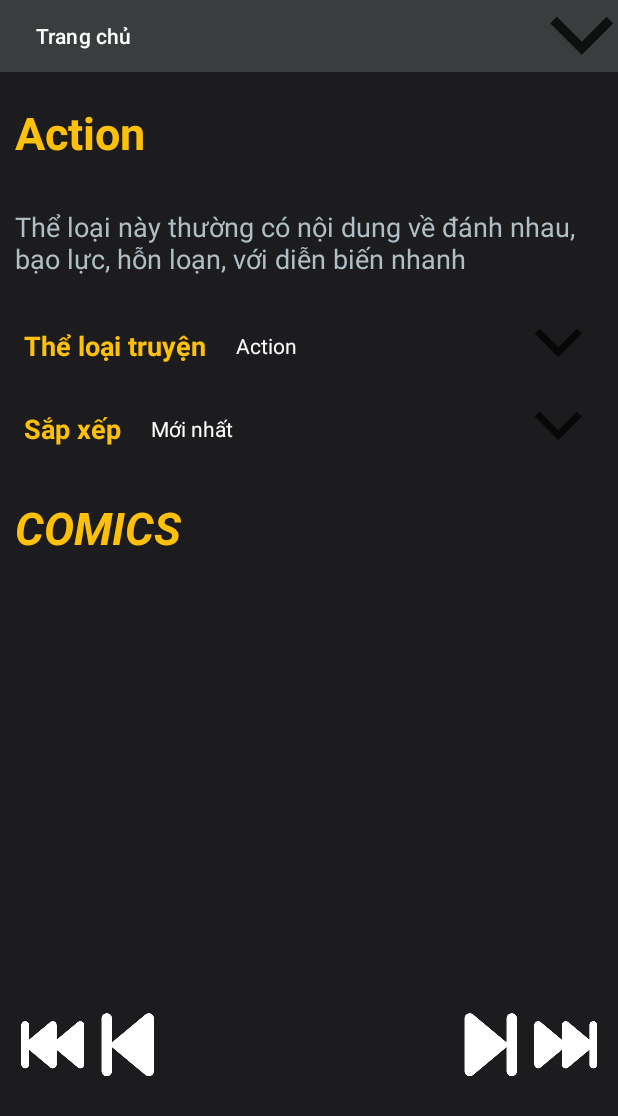
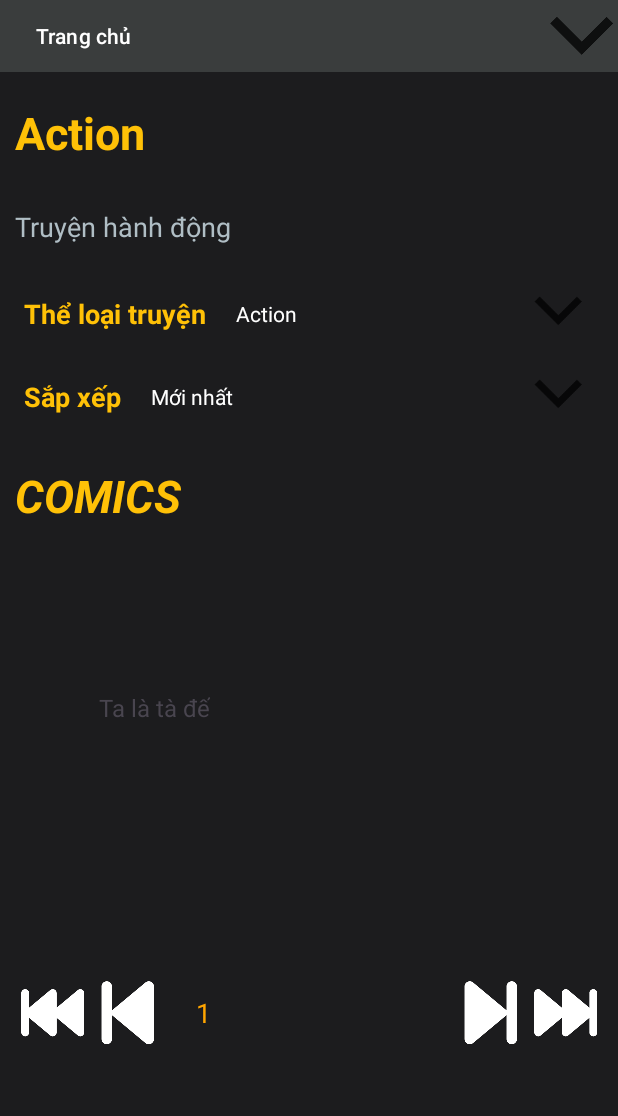
Before and after one commit to Toilahvu/DALTUD2, an Android app: the searchComicsByTag screen opened directly, with no data from a screen before it, on a phone screen of 412 x 824 dp, the part 120-1236 px from its top. Run offline under Robolectric (Android 15) with nearby library versions, the phone set to English and light mode, and no system bars.

Commit message:
tính năng searhbyTag
xong tính năng này

```diff
--- a/app/src/main/java/com/example/daltud2/Control/DataBaseSQLLite.java
+++ b/app/src/main/java/com/example/daltud2/Control/DataBaseSQLLite.java
@@ -8,7 +8,6 @@ import android.database.sqlite.SQLiteDatabase;
 import android.database.sqlite.SQLiteOpenHelper;
 import android.util.Log;
 
-import androidx.annotation.Nullable;
 import java.util.Random;
 import com.example.daltud2.Model.NguoiDung;
 
@@ -16,7 +15,7 @@ import java.io.File;
 
 public class DataBaseSQLLite extends SQLiteOpenHelper {
     private static final String DATABASE_NAME = "webDocTruyen";
-    private static final int DATABASE_VERSION = 2;
+    private static final int DATABASE_VERSION = 3;
 
     // Constructor có tham số tên cơ sở dữ liệu
     public DataBaseSQLLite(Context context, String name, SQLiteDatabase.CursorFactory factory, int version) {
@@ -51,15 +50,15 @@ public class DataBaseSQLLite extends SQLiteOpenHelper {
         db.execSQL(createAdminTable);
 
         // Tạo bảng truyen
-        String createTruyenTable = "CREATE TABLE IF NOT EXISTS truyen (" +
-                "idTruyen VARCHAR(50) PRIMARY KEY," +
-                "tenTruyen VARCHAR(255) NOT NULL," +
-                "tenTacGia VARCHAR(255)," +
-                "luotXem INT,"+
-                "luotTheoDoi,"+
-                "ngayPhatHanh DATE," +
-                "moTaTruyen TEXT," +
-                "urlAnhBia VARCHAR(255)" +
+        String createTruyenTable = "CREATE TABLE IF NOT EXISTS truyen (\n" +
+                "    idTruyen VARCHAR(50) PRIMARY KEY,\n" +
+                "    tenTruyen VARCHAR(255) NOT NULL,\n" +
+                "    tenTacGia VARCHAR(255),\n" +
+                "    luotXem INT,\n" +
+                "    luotTheoDoi INT,\n" +
+                "    ngayPhatHanh DATE,\n" +
+                "    moTaTruyen TEXT,\n" +
+                "    urlAnhBia VARCHAR(255)\n" +
                 ");";
         db.execSQL(createTruyenTable);
 
@@ -363,8 +362,8 @@ public class DataBaseSQLLite extends SQLiteOpenHelper {
 
     //Select truyện có từ khoá giống
     public Cursor searchComics(SQLiteDatabase db, String tv_comicSearch) {
-        String query = "SELECT * FROM truyen WHERE tenTruyen LIKE '%" + tv_comicSearch + "%' OR tenTacGia LIKE '%" + tv_comicSearch + "%'";
-        return db.rawQuery(query, null);
+        String query = "SELECT * FROM truyen WHERE tenTruyen LIKE ? OR tenTacGia LIKE ?";
+        return db.rawQuery(query, new String[]{"%" + tv_comicSearch + "%", "%" + tv_comicSearch + "%"});
     }
 
     public Cursor searchComicsByTag(SQLiteDatabase db, String tv_Tag) {
@@ -454,4 +453,9 @@ public class DataBaseSQLLite extends SQLiteOpenHelper {
         }
     }
 
+    public Cursor getTagsComics(SQLiteDatabase db){
+        String query = "SELECT * FROM address";
+        return db.rawQuery(query, null);
+    }
+
 }
--- a/app/src/main/java/com/example/daltud2/Control/GenericCustomSpinnerAdapter.java
+++ b/app/src/main/java/com/example/daltud2/Control/GenericCustomSpinnerAdapter.java
@@ -18,8 +18,8 @@ import java.util.List;
 
 public class GenericCustomSpinnerAdapter<T> extends ArrayAdapter<T> {
 
-    private int resource; // Layout resource tùy chỉnh cho spinner
-    private Context context;
+    private final int resource; // Layout resource tùy chỉnh cho spinner
+    private final Context context;
     private boolean isNotWhite = true;
 
     public GenericCustomSpinnerAdapter(@NonNull Context context, int resource, @NonNull List<T> objects) {
--- a/app/src/main/java/com/example/daltud2/View/searchComicsByTag.java
+++ b/app/src/main/java/com/example/daltud2/View/searchComicsByTag.java
@@ -2,6 +2,7 @@ package com.example.daltud2.View;
 
 import android.annotation.SuppressLint;
 import android.database.Cursor;
+import android.database.sqlite.SQLiteDatabase;
 import android.graphics.Color;
 import android.os.Bundle;
 import android.util.Log;
@@ -21,6 +22,7 @@ import androidx.core.view.ViewCompat;
 import androidx.core.view.WindowInsetsCompat;
 import androidx.recyclerview.widget.RecyclerView;
 
+import com.example.daltud2.Control.ComicAdapter;
 import com.example.daltud2.Control.DataBaseSQLLite;
 import com.example.daltud2.Control.GenericCustomSpinnerAdapter;
 import com.example.daltud2.Control.HeaderView;
@@ -32,7 +34,9 @@ import com.example.daltud2.R;
 
 import java.util.ArrayList;
 import java.util.Arrays;
+import java.util.Comparator;
 import java.util.List;
+import java.util.Objects;
 
 public class searchComicsByTag extends AppCompatActivity {
 
@@ -46,8 +50,6 @@ public class searchComicsByTag extends AppCompatActivity {
     private GenericCustomSpinnerAdapter tagComicsAdapter;
     GenericCustomSpinnerAdapter<String> sortAdapter;
 
-
-
     private TextView previousPageNumber, tv4;
     private ImageButton btnBackwardStep, btnForwardStep, btnForwardFast, btnBackwardFast;
     private LinearLayout pageNumbersLayout;
@@ -56,12 +58,14 @@ public class searchComicsByTag extends AppCompatActivity {
 
     private TextView tv_category;
     private TextView tv_selected;
-
     private DataBaseSQLLite dataBaseSQLLite;
 
     private final List<List<Truyen>> pageDataList = new ArrayList<>();
     private List<Truyen> truyenList = new ArrayList<>();
     private boolean isNotWhite = true;
+
+    private String tagComics = "Action";
+    private String sortComics = "Mới nhất";
     //endregion
     @Override
     protected void onCreate(Bundle savedInstanceState) {
@@ -74,9 +78,9 @@ public class searchComicsByTag extends AppCompatActivity {
             return insets;
         });
 
+        declareVal();
+        ComicList(tagComics,sortComics,20);
 
-        // Initialize views
-        declareVal();
         tagComicsAdapter = new GenericCustomSpinnerAdapter(this,R.layout.item_selected,getListCategory());
         spinnerTag.setAdapter(tagComicsAdapter);
         sortAdapter = new GenericCustomSpinnerAdapter<>(this, R.layout.item_selected, sortOptions);
@@ -128,14 +132,6 @@ public class searchComicsByTag extends AppCompatActivity {
             @Override
             public void onSearchButtonClicked() {
             }
-
-            @Override
-            public void onSearchComicsClicked(String query) {
-            }
-
-            @Override
-            public void onHomeButtonClicked() {
-            }
         });
 
         bodyViewByTag.setDataProvider(new bodyView.dataProvide() {
@@ -151,12 +147,13 @@ public class searchComicsByTag extends AppCompatActivity {
                 tagComics selectedTag = (tagComics) tagComicsAdapter.getItem(i);
 
                 if (selectedTag != null) {
+                    tagComics = selectedTag.getName();
                     tagTitle.setText(selectedTag.getName());
                     tagDescription.setText(selectedTag.getDescription());
                     Toast.makeText(searchComicsByTag.this, selectedTag.getName(), Toast.LENGTH_SHORT).show();
+
+                    ComicList(tagComics, sortComics, 20);
                 }
-
-                getComicTag(selectedTag.getName());
             }
 
             @Override
@@ -168,25 +165,8 @@ public class searchComicsByTag extends AppCompatActivity {
         spinnerSort.setOnItemSelectedListener(new AdapterView.OnItemSelectedListener() {
             @Override
             public void onItemSelected(AdapterView<?> parent, View view, int i, long l) {
-                String selectedOption = sortOptions.get(i);
-                Toast.makeText(getApplicationContext(), selectedOption, Toast.LENGTH_SHORT).show();
-                if (selectedOption.equals("Mới nhất")) {
-                    /**
-                     * lay cai ma vi du Newest đi rồi tạo hàm dựa vào mã dể call database và tạo bảng truyện có thời gian mới nhất
-                     */
-                } else if (selectedOption.equals("Cũ nhất")) {
-                    /**
-                     * lay cai ma vi du Newest đi rồi tạo hàm dựa vào mã dể call database và tạo bảng truyện có thời gian cũ nhất
-                     */
-                } else if (selectedOption.equals("Lượt xem giảm dần")) {
-                    /**
-                     * lay cai ma vi du Newest đi rồi tạo hàm dựa vào mã dể call database và tạo bảng truyện có view nhiều rồi giảm dần
-                     */
-                } else if (selectedOption.equals("Lượt xem tăng dần")) {
-                    /**
-                     * lay cai ma vi du Newest đi rồi tạo hàm dựa vào mã dể call database và tạo bảng truyện có view ít nhất rồi tăng dần
-                     */
-                }
+                sortComics = sortOptions.get(i);
+                ComicList(tagComics, sortComics, 20);
             }
 
             @Override
@@ -194,8 +174,6 @@ public class searchComicsByTag extends AppCompatActivity {
 
             }
         });
-
-
     }
 
 
@@ -221,23 +199,37 @@ public class searchComicsByTag extends AppCompatActivity {
 
     }
 
+    @SuppressLint("NotifyDataSetChanged")
+    private void ComicList(String tag, String type, int nums){
+        getComicTag(tag);
+        sortComicsBy(type);
+        createPageData(nums);
+
+        //khi chạy lần đầu thì nó sẽ ko sự thay đổi , nên chắc chắn lỗi, làm thêm cái kiểm tra
+        if (ListComic.getAdapter() != null) {
+            ((ComicAdapter) ListComic.getAdapter()).updateData(truyenList);
+        }
+    }
+
     private void getComicTag(String tag){
-        // lấy dữ liệu rồi tìm thông qua searchText
         if (dataBaseSQLLite == null) {
             dataBaseSQLLite = new DataBaseSQLLite(this, null, null, 1);
         }
 
         Cursor cursor = dataBaseSQLLite.searchComicsByTag(dataBaseSQLLite.getReadableDatabase(),tag);
         if (cursor != null) {
+            truyenList.clear();
             while (cursor.moveToNext()) {
                 @SuppressLint("Range") String idTruyen = cursor.getString(cursor.getColumnIndex("idTruyen"));
                 @SuppressLint("Range") String tenTruyen = cursor.getString(cursor.getColumnIndex("tenTruyen"));
                 @SuppressLint("Range") String tenTacGia = cursor.getString(cursor.getColumnIndex("tenTacGia"));
+                @SuppressLint("Range") int luotXem = cursor.getInt(cursor.getColumnIndex("luotXem"));
+                @SuppressLint("Range") int luotTheoDoi = cursor.getInt(cursor.getColumnIndex("luotTheoDoi"));
                 @SuppressLint("Range") String ngayPhatHanh = cursor.getString(cursor.getColumnIndex("ngayPhatHanh"));
                 @SuppressLint("Range") String moTaTruyen = cursor.getString(cursor.getColumnIndex("moTaTruyen"));
                 @SuppressLint("Range") String urlAnhBia = cursor.getString(cursor.getColumnIndex("urlAnhBia"));
 
-                truyenList.add(new Truyen(idTruyen,tenTruyen,tenTacGia,ngayPhatHanh,moTaTruyen,urlAnhBia));
+                truyenList.add(new Truyen(idTruyen, tenTruyen, tenTacGia, luotXem, luotTheoDoi, ngayPhatHanh, moTaTruyen, urlAnhBia));
                 Log.d("Ten truyen", "Name: " + tenTruyen);
                 Log.d("Ten truyen", "Name: " + tenTacGia);
             }
@@ -247,14 +239,13 @@ public class searchComicsByTag extends AppCompatActivity {
     }
 
     private void sortComicsBy(String type){
-        // Sắp xếp dựa trên tiêu chí
         switch (type) {
             case "Mới nhất":
                 truyenList.sort((truyen1, truyen2) -> truyen2.getNgayPhatHanh().compareTo(truyen1.getNgayPhatHanh()));
                 break;
 
             case "Cũ nhất":
-                truyenList.sort((truyen1, truyen2) -> truyen1.getNgayPhatHanh().compareTo(truyen2.getNgayPhatHanh()));
+                truyenList.sort(Comparator.comparing(Truyen::getNgayPhatHanh));
                 break;
 
             case "Lượt xem giảm dần":
@@ -262,19 +253,17 @@ public class searchComicsByTag extends AppCompatActivity {
                 break;
 
             case "Lượt xem tăng dần":
-                truyenList.sort((truyen1, truyen2) -> Integer.compare(truyen1.getSoLuotTheoDoi(), truyen2.getSoLuotTheoDoi()));
+                truyenList.sort(Comparator.comparingInt(Truyen::getSoLuotTheoDoi));
                 break;
 
             default:
                 Log.d("SortComicsBy", "Tiêu chí sắp xếp không hợp lệ: " + type);
                 return;
         }
-
-        createSampleData(20);
-        ListComic.getAdapter().notifyDataSetChanged();
+        Log.d("sortComicsBy", "Sorted comics by: " + type);
     }
 
-    private void createSampleData(int numItems) {
+    private void createPageData(int numItems) {
         pageDataList.clear();
         int startIndex = 0;
         while (startIndex < truyenList.size()) {
@@ -285,30 +274,26 @@ public class searchComicsByTag extends AppCompatActivity {
         }
     }
 
-    private List<tagComics> getListCategory(){
-        List<tagComics> tagcomics = new ArrayList<>();
-        tagcomics.add(new tagComics("Action", "Thể loại này thường có nội dung về đánh nhau, bạo lực, hỗn loạn, với diễn biến nhanh"));
-        tagcomics.add(new tagComics("Adventure", "Thể loại này tập trung vào các chuyến phiêu lưu và thám hiểm."));
-        tagcomics.add(new tagComics("Anime", "Thể loại liên quan đến phong cách hoạt hình Nhật Bản."));
-        tagcomics.add(new tagComics("Chuyển Sinh", "Thể loại mà nhân vật chính được chuyển sinh hoặc tái sinh sang thế giới khác."));
-        tagcomics.add(new tagComics("Cổ Đại", "Thể loại lấy bối cảnh trong thời kỳ lịch sử xa xưa."));
-        tagcomics.add(new tagComics("Comedy", "Thể loại hài hước với nội dung nhẹ nhàng và gây cười."));
-        tagcomics.add(new tagComics("Comic", "Thể loại truyện tranh tổng hợp từ nhiều chủ đề khác nhau."));
-        tagcomics.add(new tagComics("Demons", "Thể loại liên quan đến quỷ và các sinh vật siêu nhiên."));
-        tagcomics.add(new tagComics("Detective", "Thể loại truyện điều tra, phá án và các vụ án bí ẩn."));
-        tagcomics.add(new tagComics("Doujinshi", "Thể loại truyện tự sáng tác của người hâm mộ dựa trên các tác phẩm gốc."));
-        tagcomics.add(new tagComics("Drama", "Thể loại truyện với tình tiết kịch tính và cảm xúc."));
-        tagcomics.add(new tagComics("Fantasy", "Thể loại viễn tưởng, thường có yếu tố phép thuật hoặc thế giới kỳ ảo."));
-        tagcomics.add(new tagComics("Gender Bender", "Thể loại nhân vật chính bị thay đổi giới tính."));
-        tagcomics.add(new tagComics("Harem", "Thể loại mà nhân vật chính được bao quanh bởi nhiều người yêu hoặc người hâm mộ."));
-        tagcomics.add(new tagComics("Historical", "Thể loại lấy bối cảnh trong một thời kỳ lịch sử nhất định."));
-        tagcomics.add(new tagComics("Horror", "Thể loại kinh dị, tập trung vào yếu tố sợ hãi và rùng rợn."));
-        tagcomics.add(new tagComics("Huyền Huyễn", "Thể loại viễn tưởng kỳ ảo, thường xuất hiện trong các câu chuyện Trung Quốc."));
-        tagcomics.add(new tagComics("Isekai", "Thể loại chuyển sinh sang thế giới khác hoặc song song."));
-        tagcomics.add(new tagComics("Josei", "Thể loại dành cho đối tượng nữ trưởng thành."));
-        tagcomics.add(new tagComics("Mafia", "Thể loại xoay quanh thế giới ngầm và các tổ chức tội phạm."));
+    private List<tagComics> getListCategory() {
+        List<tagComics> tagComicsList = new ArrayList<>();
 
-        return tagcomics;
+        if (dataBaseSQLLite == null) {
+            dataBaseSQLLite = new DataBaseSQLLite(this, null, null, 1);
+        }
+
+        Cursor cursor = dataBaseSQLLite.getTagsComics(dataBaseSQLLite.getReadableDatabase());
+
+        if (cursor != null) {
+            while (cursor.moveToNext()) {
+                @SuppressLint("Range") String tenTag = cursor.getString(cursor.getColumnIndex("tenTag"));
+                @SuppressLint("Range") String moTaTag = cursor.getString(cursor.getColumnIndex("moTaTag"));
+
+                tagComicsList.add(new tagComics(tenTag, moTaTag));
+            }
+            cursor.close();
+        }
+
+        return tagComicsList;
     }
 
 
```
Also changed, not shown: app/src/main/java/com/example/daltud2/Control/HeaderView.java (+12 -10 lines), app/src/main/java/com/example/daltud2/View/MainActivity.java (+0 -9 lines), app/src/main/java/com/example/daltud2/View/searchByRank.java (+0 -8 lines), app/src/main/java/com/example/daltud2/View/searchComics.java (+14 -12 lines).
